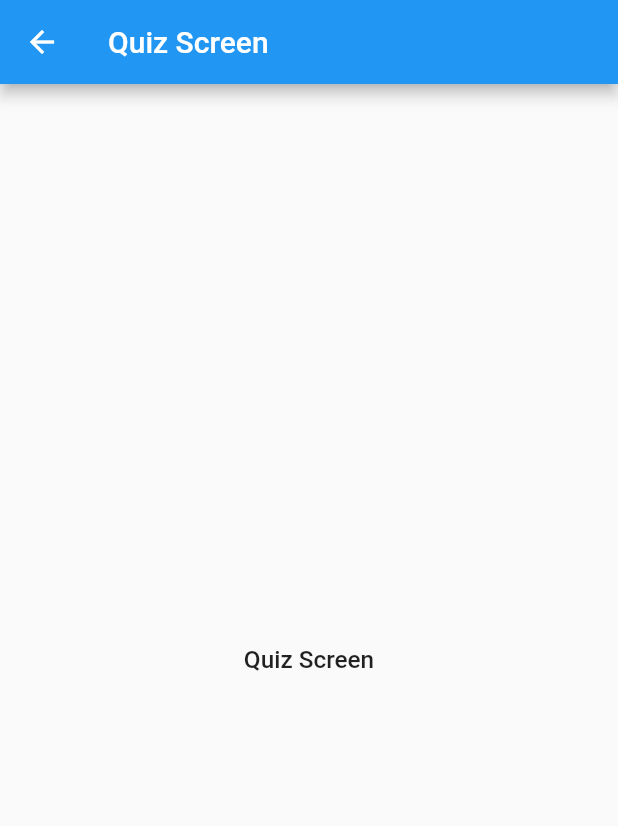
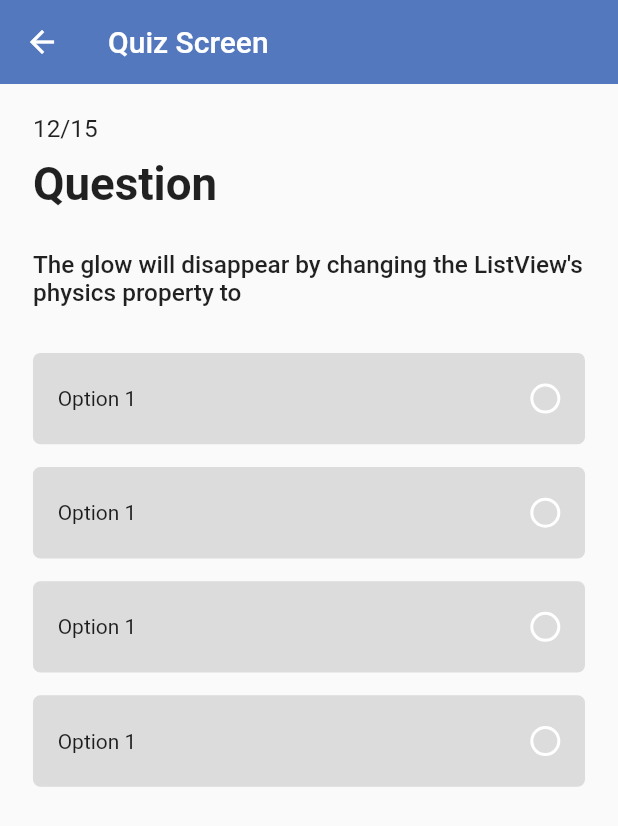
Before and after one commit to Safdar-Nazir/Quiz-App-2.0, a Flutter app: the QuizScreen screen opened directly, on a phone screen of 412 x 824 dp. Shown: the top 826 px of the screen. Run offline on Flutter 3.47's test engine with Material 2 defaults, Android fonts, the phone set to English and light mode, and no system bars; our stand-ins replace flutter_svg, font_awesome_flutter, percent_indicator.

Commit message:
Updated Quiz Page.

```diff
--- a/lib/frontend/screens/quizScreen.dart
+++ b/lib/frontend/screens/quizScreen.dart
@@ -1,23 +1,76 @@
+import 'package:app_with_flutter2/config/constants.dart';
 import 'package:app_with_flutter2/config/sizeConfig.dart';
+import 'package:app_with_flutter2/frontend/widgets/optionCard.dart';
 import 'package:flutter/material.dart';
 
 class QuizScreen extends StatelessWidget {
   @override
   Widget build(BuildContext context) {
+    SizeConfig sizeConfig = SizeConfig();
+    sizeConfig.init(context);
     return Scaffold(
       appBar: AppBar(
+        elevation: 0,
+        backgroundColor: kPrimaryColor,
         title: Text(
           'Quiz Screen',
         ),
       ),
       body: SafeArea(
-        child: Center(
-          child: Text(
-            'Quiz Screen',
-            style: TextStyle(
-              fontSize: getScreenHeight(16),
-              fontWeight: FontWeight.w500,
-            ),
+        child: Padding(
+          padding: EdgeInsets.symmetric(
+            horizontal: getScreenWidth(20),
+          ),
+          child: Column(
+            crossAxisAlignment: CrossAxisAlignment.start,
+            children: [
+              SizedBox(
+                height: getScreenHeight(20),
+              ),
+              Text(
+                '12/15',
+                style: TextStyle(
+                  fontWeight: FontWeight.w400,
+                  fontSize: getScreenHeight(16),
+                ),
+              ),
+              SizedBox(
+                height: getScreenHeight(10),
+              ),
+              Text(
+                'Question',
+                style: TextStyle(
+                  fontWeight: FontWeight.w700,
+                  fontSize: getScreenHeight(30),
+                ),
+              ),
+              SizedBox(
+                height: getScreenHeight(25),
+              ),
+              Text(
+                'The glow will disappear by changing the ListView\'s physics property to',
+                style: TextStyle(
+                  fontWeight: FontWeight.w500,
+                  fontSize: getScreenHeight(16),
+                ),
+              ),
+              SizedBox(
+                height: getScreenHeight(30),
+              ),
+              OptionCard(),
+              SizedBox(
+                height: getScreenHeight(15),
+              ),
+              OptionCard(),
+              SizedBox(
+                height: getScreenHeight(15),
+              ),
+              OptionCard(),
+              SizedBox(
+                height: getScreenHeight(15),
+              ),
+              OptionCard(),
+            ],
           ),
         ),
       ),
--- /dev/null
+++ b/lib/frontend/widgets/optionCard.dart
@@ -0,0 +1,40 @@
+import 'package:app_with_flutter2/config/sizeConfig.dart';
+import 'package:flutter/material.dart';
+
+class OptionCard extends StatelessWidget {
+  const OptionCard({
+    Key key,
+  }) : super(key: key);
+
+  @override
+  Widget build(BuildContext context) {
+    return Container(
+      width: double.infinity,
+      height: getScreenHeight(60),
+      decoration: BoxDecoration(
+        borderRadius: BorderRadius.circular(5),
+        color: Colors.black12,
+      ),
+      child: Padding(
+        padding: EdgeInsets.symmetric(
+          horizontal: getScreenWidth(15),
+        ),
+        child: Row(
+          mainAxisAlignment: MainAxisAlignment.spaceBetween,
+          children: [
+            Text(
+              'Option 1',
+            ),
+            Container(
+              width: 20,
+              height: 20,
+              decoration: BoxDecoration(
+                  borderRadius: BorderRadius.circular(9999),
+                  border: Border.all(color: Colors.white, width: 2)),
+            ),
+          ],
+        ),
+      ),
+    );
+  }
+}
--- a/lib/main.dart
+++ b/lib/main.dart
@@ -1,6 +1,8 @@
 // import 'package:app_with_flutter2/frontend/screens/homepage.dart';
-import 'package:app_with_flutter2/frontend/screens/login/loginScreen.dart';
+// import 'package:app_with_flutter2/frontend/screens/login/loginScreen.dart';
 import 'package:flutter/material.dart';
+
+import 'frontend/screens/quizScreen.dart';
 
 void main() {
   runApp(MyApp());
@@ -11,7 +13,7 @@ class MyApp extends StatelessWidget {
   Widget build(BuildContext context) {
     return MaterialApp(
       debugShowCheckedModeBanner: false,
-      home: LoginScreen(),
+      home: QuizScreen(),
     );
   }
 }
```
Also changed, not shown: lib/frontend/screens/login/loginScreen.dart (+35 -8 lines).
